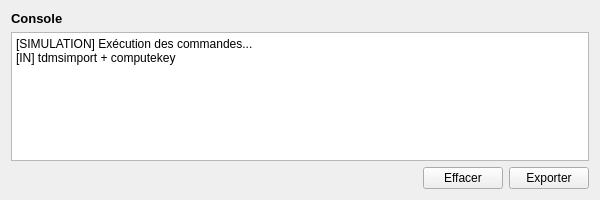
Before: the Qt Designer form command_builder/components/console_output/console_output.ui in NdeyeFa9928/CommandBuilder, drawn with Qt 5.
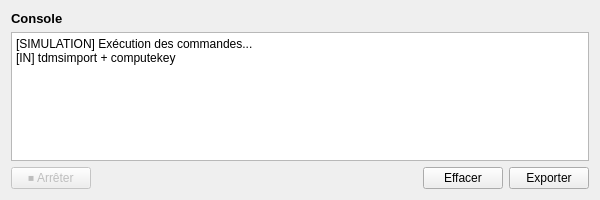
After: the same form once the commit is applied.

Commit message: feat (console-output): add stop button to halt command execution with user feedback and queue management

Patch:
```diff
--- a/command_builder/components/console_output/console_output.ui
+++ b/command_builder/components/console_output/console_output.ui
@@ -41,6 +41,19 @@
    </item>
    <item>
     <layout class="QHBoxLayout" name="horizontalLayout">
+     <item>
+      <widget class="QPushButton" name="buttonStop">
+       <property name="text">
+        <string>⏹ Arrêter</string>
+       </property>
+       <property name="enabled">
+        <bool>false</bool>
+       </property>
+       <property name="toolTip">
+        <string>Arrêter l'exécution en cours</string>
+       </property>
+      </widget>
+     </item>
      <item>
       <spacer name="horizontalSpacer">
        <property name="orientation">
```
The commit also changes 2 other files.
